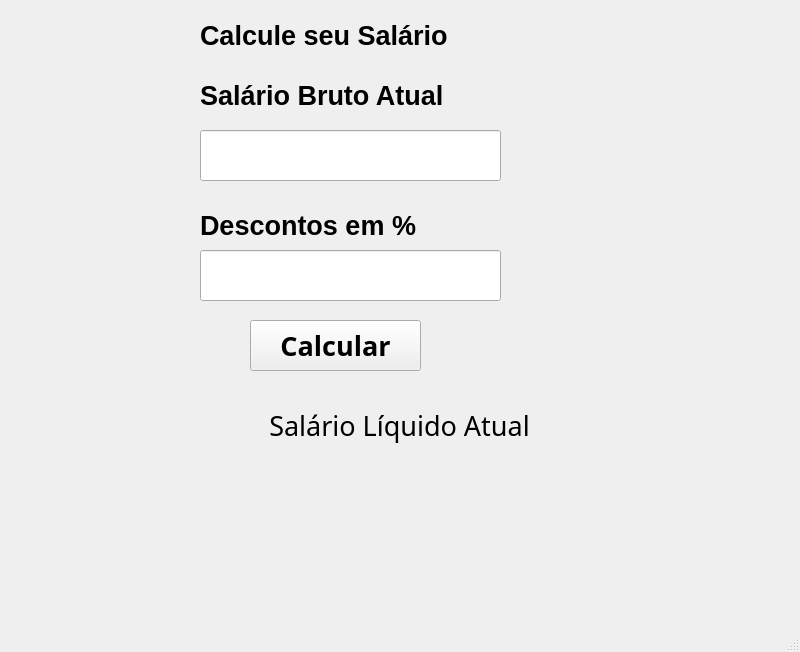
Above: section1_basic/salario/tela.ui from Rogonrodrigues3942/PythonMySQL before the change. Below: the same form after it.
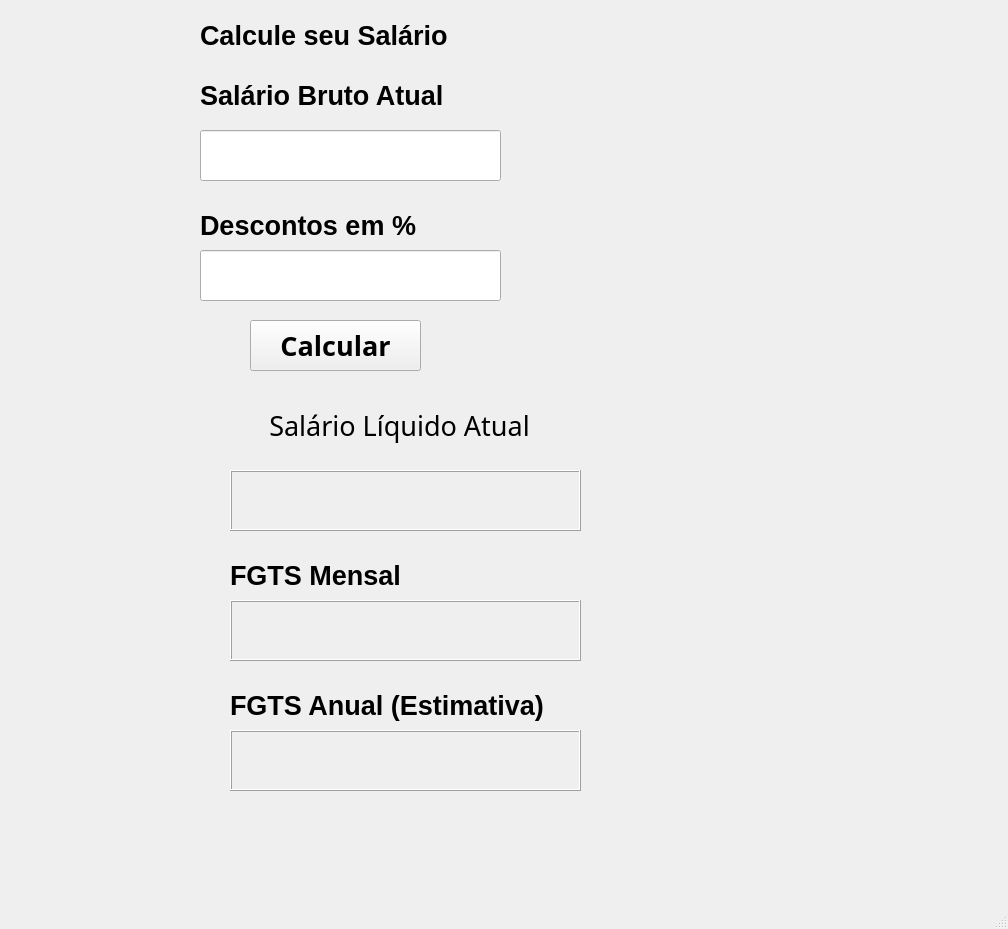
That is the form after the change.

Commit message: Updating salario project, modifying files: tela.ui  and control2.py

Diff of the .ui file:
```diff
--- a/section1_basic/salario/tela.ui
+++ b/section1_basic/salario/tela.ui
@@ -6,8 +6,8 @@
    <rect>
     <x>0</x>
     <y>0</y>
-    <width>800</width>
-    <height>652</height>
+    <width>1008</width>
+    <height>929</height>
    </rect>
   </property>
   <property name="font">
@@ -166,11 +166,115 @@
    <widget class="QLabel" name="lblResult">
     <property name="geometry">
      <rect>
-      <x>10</x>
+      <x>230</x>
       <y>470</y>
-      <width>781</width>
+      <width>351</width>
       <height>61</height>
      </rect>
+    </property>
+    <property name="frameShape">
+     <enum>QFrame::Box</enum>
+    </property>
+    <property name="frameShadow">
+     <enum>QFrame::Raised</enum>
+    </property>
+    <property name="text">
+     <string/>
+    </property>
+    <property name="alignment">
+     <set>Qt::AlignCenter</set>
+    </property>
+   </widget>
+   <widget class="QLabel" name="lblMonthlyFgts">
+    <property name="geometry">
+     <rect>
+      <x>230</x>
+      <y>550</y>
+      <width>331</width>
+      <height>51</height>
+     </rect>
+    </property>
+    <property name="font">
+     <font>
+      <family>Arial</family>
+      <pointsize>20</pointsize>
+      <weight>75</weight>
+      <bold>true</bold>
+     </font>
+    </property>
+    <property name="layoutDirection">
+     <enum>Qt::RightToLeft</enum>
+    </property>
+    <property name="autoFillBackground">
+     <bool>false</bool>
+    </property>
+    <property name="text">
+     <string>FGTS Mensal</string>
+    </property>
+   </widget>
+   <widget class="QLabel" name="lblAannualFgts">
+    <property name="geometry">
+     <rect>
+      <x>230</x>
+      <y>680</y>
+      <width>391</width>
+      <height>51</height>
+     </rect>
+    </property>
+    <property name="font">
+     <font>
+      <family>Arial</family>
+      <pointsize>20</pointsize>
+      <weight>75</weight>
+      <bold>true</bold>
+     </font>
+    </property>
+    <property name="layoutDirection">
+     <enum>Qt::RightToLeft</enum>
+    </property>
+    <property name="autoFillBackground">
+     <bool>false</bool>
+    </property>
+    <property name="text">
+     <string>FGTS Anual (Estimativa)</string>
+    </property>
+   </widget>
+   <widget class="QLabel" name="lblResultMonthlyFgts">
+    <property name="geometry">
+     <rect>
+      <x>230</x>
+      <y>600</y>
+      <width>351</width>
+      <height>61</height>
+     </rect>
+    </property>
+    <property name="frameShape">
+     <enum>QFrame::Box</enum>
+    </property>
+    <property name="frameShadow">
+     <enum>QFrame::Raised</enum>
+    </property>
+    <property name="text">
+     <string/>
+    </property>
+    <property name="alignment">
+     <set>Qt::AlignCenter</set>
+    </property>
+   </widget>
+   <widget class="QLabel" name="lblResultAnnualFgts">
+    <property name="geometry">
+     <rect>
+      <x>230</x>
+      <y>730</y>
+      <width>351</width>
+      <height>61</height>
+     </rect>
+    </property>
+    <property name="frameShape">
+     <enum>QFrame::Box</enum>
+    </property>
+    <property name="frameShadow">
+     <enum>QFrame::Raised</enum>
     </property>
     <property name="text">
      <string/>
```
Left out of the diff: 2 changed lines with no effect on the pictures. The commit also changes 2 other files.
